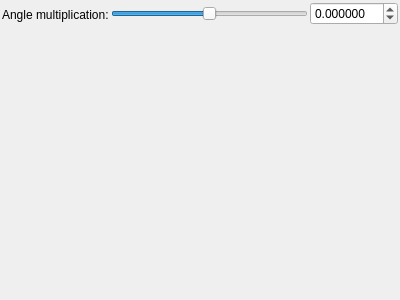
Old version of the form mandelbulber2/qt_data/fractal_transf_multiple_angle.ui in the repository buddhi1980/mandelbulber2.
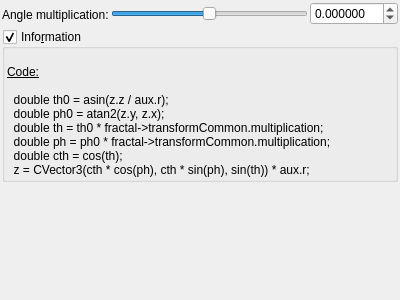
New version of the form. Custom widgets are drawn as their Qt base class.

```diff
--- a/mandelbulber2/qt_data/fractal_transf_multiple_angle.ui
+++ b/mandelbulber2/qt_data/fractal_transf_multiple_angle.ui
@@ -96,6 +96,64 @@
      </item>
     </layout>
    </item>
+   <item>
+    <widget class="MyGroupBox" name="groupCheck_info">
+     <property name="title">
+      <string>Info&amp;rmation</string>
+     </property>
+     <property name="flat">
+      <bool>false</bool>
+     </property>
+     <property name="checkable">
+      <bool>true</bool>
+     </property>
+     <layout class="QVBoxLayout" name="verticalLayout_2">
+      <property name="spacing">
+       <number>2</number>
+      </property>
+      <property name="leftMargin">
+       <number>2</number>
+      </property>
+      <property name="topMargin">
+       <number>2</number>
+      </property>
+      <property name="rightMargin">
+       <number>2</number>
+      </property>
+      <property name="bottomMargin">
+       <number>2</number>
+      </property>
+      <item>
+       <widget class="QLabel" name="label_4">
+        <property name="text">
+         <string>&lt;!DOCTYPE HTML PUBLIC &quot;-//W3C//DTD HTML 4.0//EN&quot; &quot;http://www.w3.org/TR/REC-html40/strict.dtd&quot;&gt;
+&lt;html&gt;&lt;head&gt;&lt;meta name=&quot;qrichtext&quot; content=&quot;1&quot; /&gt;&lt;style type=&quot;text/css&quot;&gt;
+p, li { white-space: pre-wrap; }
+&lt;/style&gt;&lt;/head&gt;&lt;body&gt;
+&lt;p style=&quot;-qt-paragraph-type:empty; margin-top:0px; margin-bottom:0px; margin-left:0px; margin-right:0px; -qt-block-indent:0; text-indent:0px;&quot;&gt;&lt;br /&gt;&lt;/p&gt;
+&lt;p style=&quot; margin-top:0px; margin-bottom:0px; margin-left:0px; margin-right:0px; -qt-block-indent:0; text-indent:0px;&quot;&gt;&lt;span style=&quot; text-decoration: underline;&quot;&gt;Code:&lt;/span&gt;&lt;/p&gt;
+&lt;p style=&quot;-qt-paragraph-type:empty; margin-top:0px; margin-bottom:0px; margin-left:0px; margin-right:0px; -qt-block-indent:0; text-indent:0px; text-decoration: underline;&quot;&gt;&lt;br /&gt;&lt;/p&gt;
+&lt;p style=&quot; margin-top:0px; margin-bottom:0px; margin-left:0px; margin-right:0px; -qt-block-indent:0; text-indent:0px;&quot;&gt;  double th0 = asin(z.z / aux.r);&lt;/p&gt;
+&lt;p style=&quot; margin-top:0px; margin-bottom:0px; margin-left:0px; margin-right:0px; -qt-block-indent:0; text-indent:0px;&quot;&gt;  double ph0 = atan2(z.y, z.x);&lt;/p&gt;
+&lt;p style=&quot; margin-top:0px; margin-bottom:0px; margin-left:0px; margin-right:0px; -qt-block-indent:0; text-indent:0px;&quot;&gt;  double th = th0 * fractal-&amp;gt;transformCommon.multiplication;&lt;/p&gt;
+&lt;p style=&quot; margin-top:0px; margin-bottom:0px; margin-left:0px; margin-right:0px; -qt-block-indent:0; text-indent:0px;&quot;&gt;  double ph = ph0 * fractal-&amp;gt;transformCommon.multiplication;&lt;/p&gt;
+&lt;p style=&quot; margin-top:0px; margin-bottom:0px; margin-left:0px; margin-right:0px; -qt-block-indent:0; text-indent:0px;&quot;&gt;  double cth = cos(th);&lt;/p&gt;
+&lt;p style=&quot; margin-top:0px; margin-bottom:0px; margin-left:0px; margin-right:0px; -qt-block-indent:0; text-indent:0px;&quot;&gt;  z = CVector3(cth * cos(ph), cth * sin(ph), sin(th)) * aux.r;&lt;/p&gt;&lt;/body&gt;&lt;/html&gt;</string>
+        </property>
+        <property name="wordWrap">
+         <bool>true</bool>
+        </property>
+        <property name="openExternalLinks">
+         <bool>true</bool>
+        </property>
+        <property name="textInteractionFlags">
+         <set>Qt::LinksAccessibleByMouse|Qt::TextSelectableByMouse</set>
+        </property>
+       </widget>
+      </item>
+     </layout>
+    </widget>
+   </item>
    <item>
     <spacer name="verticalSpacer">
      <property name="orientation">
@@ -117,6 +175,12 @@
    <extends>QDoubleSpinBox</extends>
    <header>mydoublespinbox.h</header>
   </customwidget>
+  <customwidget>
+   <class>MyGroupBox</class>
+   <extends>QGroupBox</extends>
+   <header>mygroupbox.h</header>
+   <container>1</container>
+  </customwidget>
  </customwidgets>
  <resources/>
  <connections/>
```
